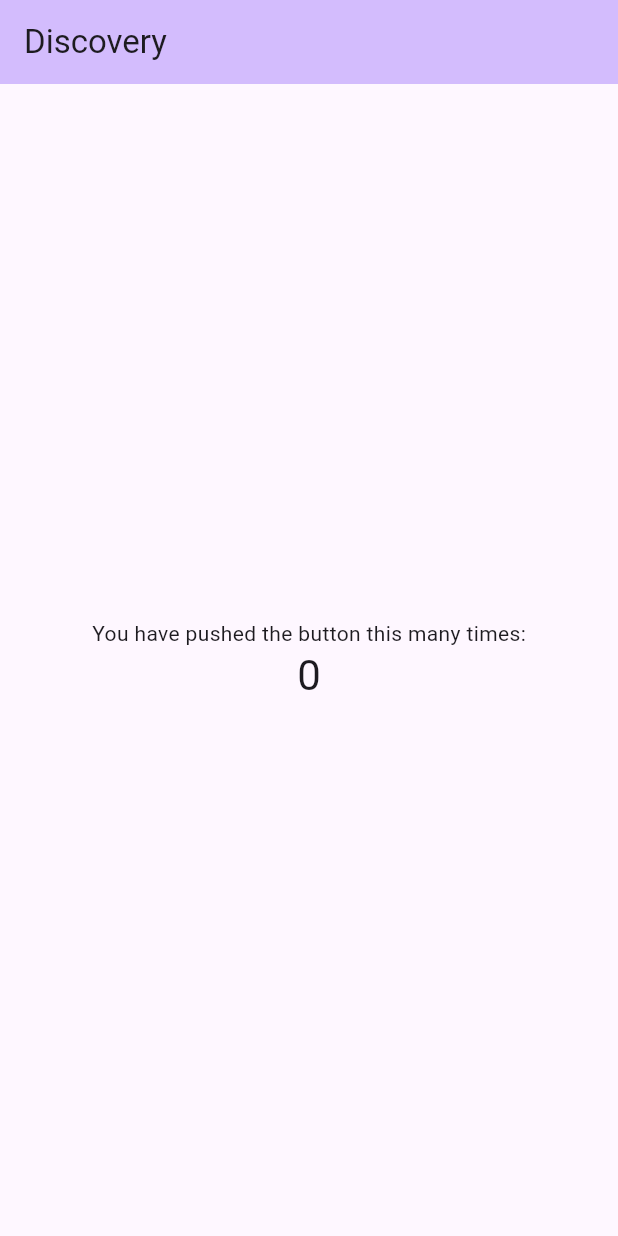
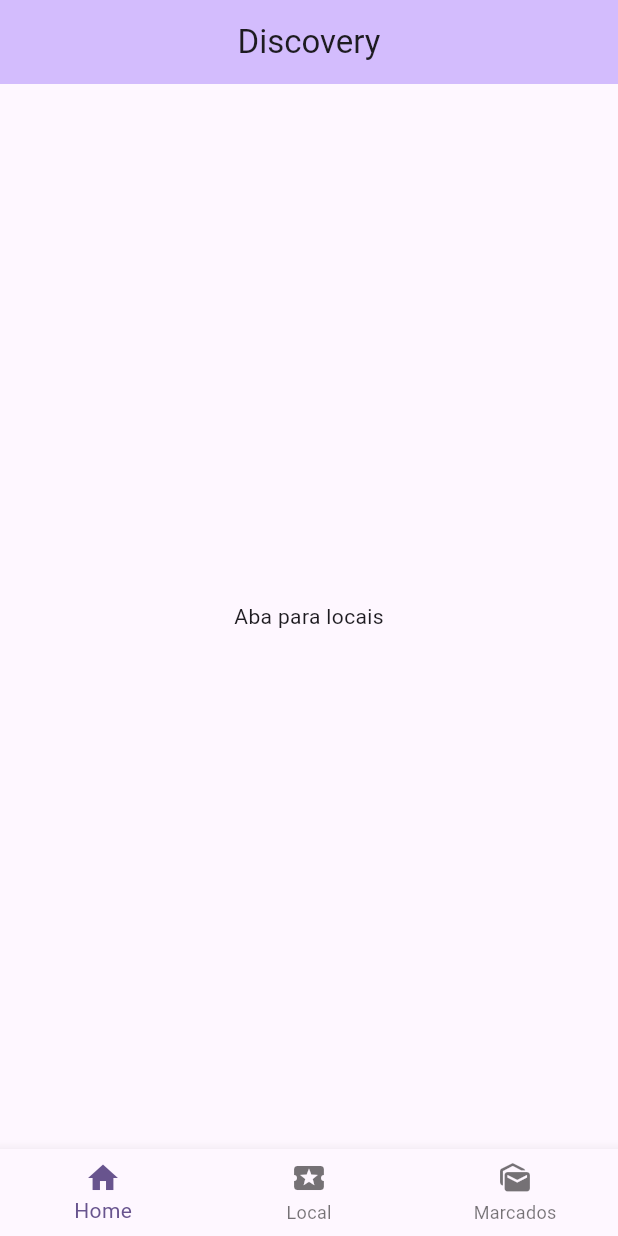
Before and after one commit to FilipeNeiva/atividade_pdm, a Flutter app: the screen it shows after launch, on a phone screen of 412 x 824 dp. Run offline on Flutter 3.47's test engine with Material 3 defaults, Android fonts, the phone set to English and light mode, and no system bars.

Commit message:
[feat] Adicionando menu inferior (tabbar)

```diff
--- a/lib/main.dart
+++ b/lib/main.dart
@@ -12,7 +12,8 @@ class MyApp extends StatelessWidget {
   @override
   Widget build(BuildContext context) {
     return MaterialApp(
-      title: 'Flutter Demo',
+      title: 'Discovery',
+      debugShowCheckedModeBanner: false,
       theme: ThemeData(
         colorScheme: .fromSeed(seedColor: Colors.deepPurple),
       ),
--- a/lib/views/home.dart
+++ b/lib/views/home.dart
@@ -13,12 +13,18 @@ class _HomePageState extends State<HomePage> {
 
   @override
   Widget build(BuildContext context) {
-    return Scaffold(
+    return DefaultTabController(
+      initialIndex: 1,
+      length: 3,
+      child: Scaffold(
         appBar: AppBar(
           backgroundColor: Theme.of(context).colorScheme.inversePrimary,
           title: Text(widget.title),
+          centerTitle: true,
         ),
-      body: Center(
+        body: TabBarView(
+          children: [
+            Center(
               child: Column(
                 mainAxisAlignment: .center,
                 children: [
@@ -30,6 +36,22 @@ class _HomePageState extends State<HomePage> {
                 ],
               ),
             ),
+            Center(child: Text('Aba para locais'),),
+            Center(child: Text('Aba para Marcados'),)
+          ],
+        ),
+        bottomNavigationBar: BottomNavigationBar(
+          items: [
+            BottomNavigationBarItem(icon: Icon(Icons.home), label: 'Home'),
+            BottomNavigationBarItem(
+              icon: Icon(Icons.local_activity),
+              label: 'Local',
+            ),
+            BottomNavigationBarItem(icon: Icon(Icons.mark_as_unread), label: 'Marcados'),
+          ]
+        ),
+      )
     );
+
   }
 }
```
Lines whose indentation alone changed are shown as unchanged.
